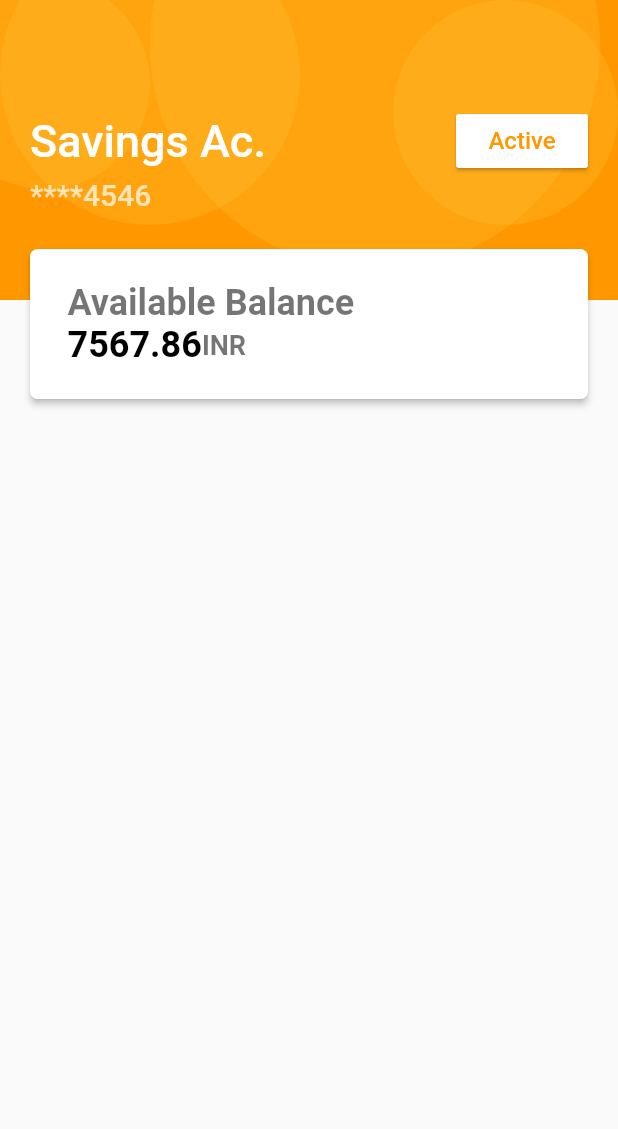
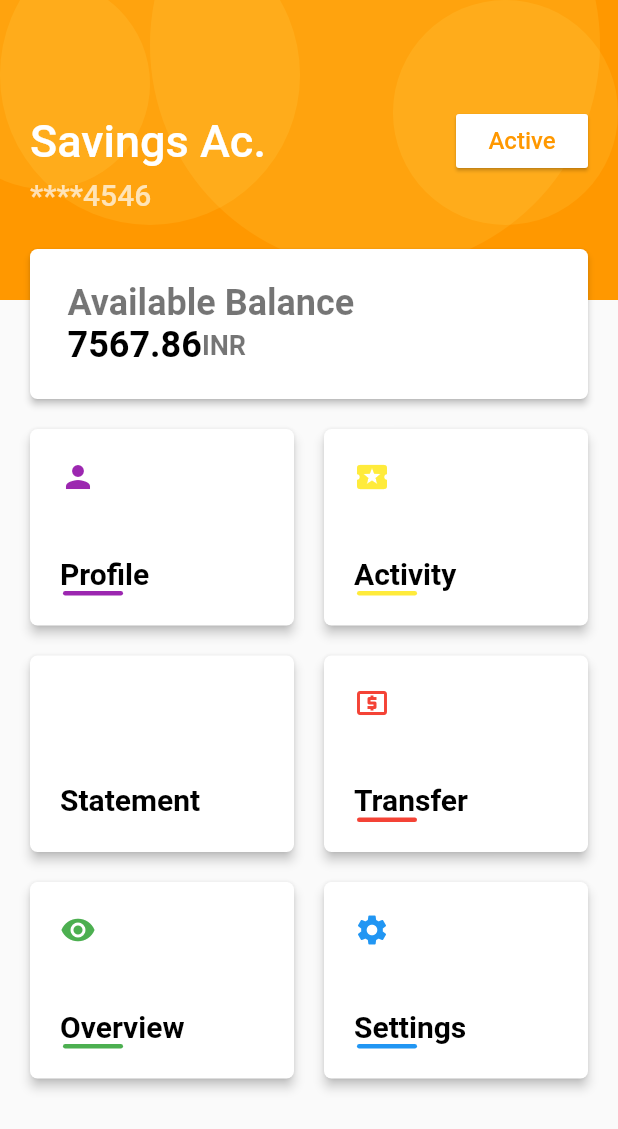
Before and after one commit to ch-muhammad-adil/Flutter-UI-Challenges-banking_application_screen, a Flutter app: the screen it shows after launch, on a phone screen of 412 x 824 dp. Shown: the top 1129 px of the screen. Run offline on Flutter 3.47's test engine with Material 2 defaults, Android fonts, the phone set to English and light mode, and no system bars.

Commit message:
tiles added, icons added inside tiles, design of tiles is ready

```diff
--- a/lib/main.dart
+++ b/lib/main.dart
@@ -187,11 +187,79 @@ class _MyHomePageState extends State<MyHomePage> {
                   )
                 ],
               ),
-
+            ],
+          ),
+          GridView.count(
+            shrinkWrap: true,
+            crossAxisCount: 2,
+            primary: false,
+            childAspectRatio: (MediaQuery.of(context).size.width-60/2)/280,
+            children: <Widget>[
+              createTile(false, 'Profile', Colors.purple, Icons.person),
+              createTile(true, 'Activity', Colors.yellow, Icons.local_activity),
+              createTile(false, 'Statement', Colors.white, Icons.print),
+              createTile(true, 'Transfer', Colors.red, Icons.local_atm),
+              createTile(false, 'Overview', Colors.green, Icons.remove_red_eye),
+              createTile(true, 'Settings', Colors.blue, Icons.settings),
             ],
           )
         ],
       ),
     );
   }
+
+
+  Widget createTile(bool isEven, String title, Color color, IconData icon) {
+
+    return Padding(
+      padding: EdgeInsets.only(
+          left:  isEven?10:20, right: isEven?20:10, top: 10, bottom: 10),
+      child: Container(
+        width: MediaQuery.of(context).size.width,
+        child: GestureDetector(
+          onTap: (){
+
+          },
+          child: Material(
+            elevation: 3.0,
+            color: Colors.white  ,
+            borderRadius: BorderRadius.circular(5.0),
+            child: Padding(
+              padding: const EdgeInsets.only(left: 20,top: 20,bottom: 20),
+              child: Column(
+                mainAxisAlignment: MainAxisAlignment.spaceBetween,
+                crossAxisAlignment: CrossAxisAlignment.start,
+                children: <Widget>[
+                  Icon(icon,color: color,),
+                  Column(
+                    crossAxisAlignment: CrossAxisAlignment.start,
+                    children: <Widget>[
+                      Text(
+                        title,
+                        style: TextStyle(
+                            fontSize: 20,
+                            fontWeight: FontWeight.bold,
+                            color: Colors.black),
+                      ),
+                      Padding(
+                        padding: const EdgeInsets.only(left:2.0),
+                        child: Container(
+                          height: 3.0,
+                          width: 40,
+                          decoration: BoxDecoration(
+                            borderRadius: BorderRadius.circular(2.0),
+                            color: color,
+                          ),
+                        ),
+                      )
+                    ],
+                  ),
+                ],
+              ),
+            ),
+          ),
+        ),
+      ),
+    );
+  }
 }
```
